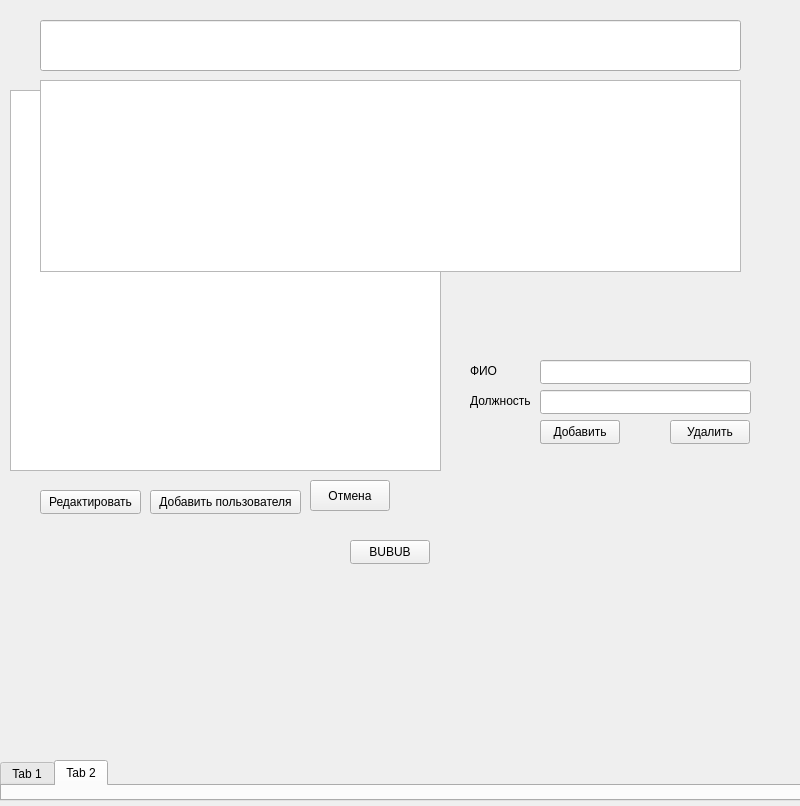
Old version of the form widget.ui in the repository lifeaborted/staffCard.
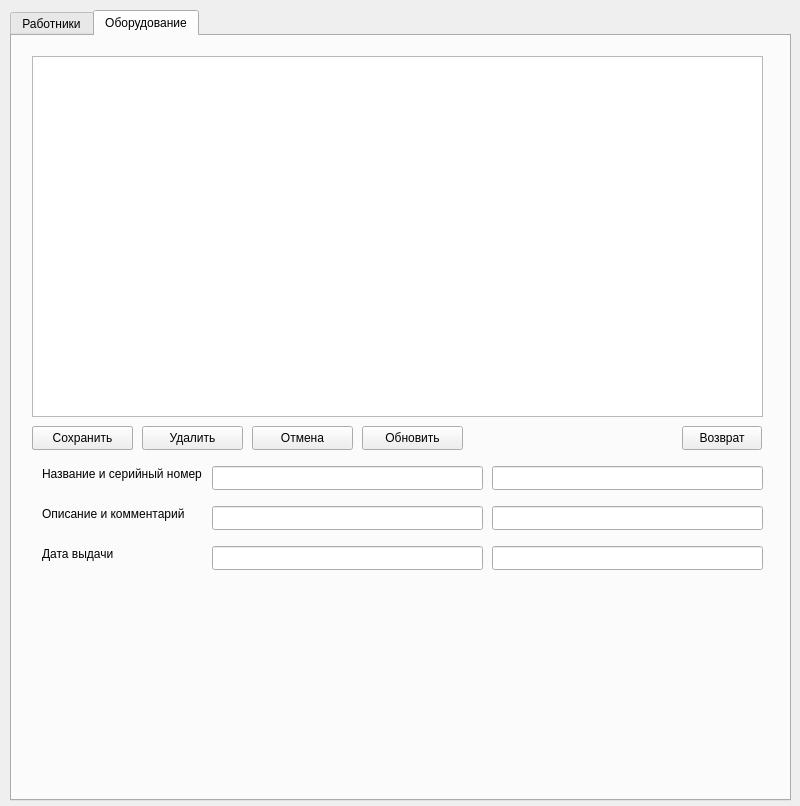
New version of the form. The open tabs and pages were chosen to show the change. Icons and pictures are not drawn.

```diff
--- a/widget.ui
+++ b/widget.ui
@@ -13,86 +13,27 @@
   <property name="windowTitle">
    <string>Widget</string>
   </property>
-  <widget class="QPushButton" name="pushButton">
+  <widget class="QTabWidget" name="tabWidget">
    <property name="geometry">
     <rect>
-     <x>350</x>
-     <y>540</y>
-     <width>80</width>
-     <height>24</height>
+     <x>10</x>
+     <y>10</y>
+     <width>781</width>
+     <height>791</height>
     </rect>
    </property>
-   <property name="text">
-    <string>BUBUB</string>
+   <property name="currentIndex">
+    <number>0</number>
    </property>
-  </widget>
-  <widget class="QPushButton" name="addButton">
-   <property name="geometry">
-    <rect>
-     <x>150</x>
-     <y>490</y>
-     <width>151</width>
-     <height>24</height>
-    </rect>
-   </property>
-   <property name="text">
-    <string>Добавить пользователя</string>
-   </property>
-  </widget>
-  <widget class="QPushButton" name="deleteButton">
-   <property name="geometry">
-    <rect>
-     <x>670</x>
-     <y>420</y>
-     <width>80</width>
-     <height>24</height>
-    </rect>
-   </property>
-   <property name="text">
-    <string>Удалить</string>
-   </property>
-  </widget>
-  <widget class="QPushButton" name="cancelButton">
-   <property name="geometry">
-    <rect>
-     <x>310</x>
-     <y>480</y>
-     <width>80</width>
-     <height>31</height>
-    </rect>
-   </property>
-   <property name="text">
-    <string>Отмена</string>
-   </property>
-  </widget>
-  <widget class="QPushButton" name="editButton">
-   <property name="geometry">
-    <rect>
-     <x>40</x>
-     <y>490</y>
-     <width>101</width>
-     <height>24</height>
-    </rect>
-   </property>
-   <property name="text">
-    <string>Редактировать</string>
-   </property>
-  </widget>
-  <widget class="QLineEdit" name="personData">
-   <property name="geometry">
-    <rect>
-     <x>540</x>
-     <y>360</y>
-     <width>211</width>
-     <height>24</height>
-    </rect>
-   </property>
-  </widget>
+   <widget class="QWidget" name="tab">
+    <attribute name="title">
+     <string>Работники</string>
+    </attribute>
   <widget class="QLabel" name="label">
    <property name="geometry">
     <rect>
-     <x>490</x>
-     <y>130</y>
+       <x>480</x>
+       <y>60</y>
      <width>261</width>
      <height>191</height>
     </rect>
@@ -107,44 +48,34 @@
     <pixmap>tri.jpg</pixmap>
    </property>
   </widget>
-  <widget class="QListView" name="equipmentList">
-   <property name="geometry">
-    <rect>
-     <x>50</x>
-     <y>100</y>
-     <width>311</width>
-     <height>281</height>
-    </rect>
-   </property>
-  </widget>
   <widget class="QLineEdit" name="postData">
    <property name="geometry">
     <rect>
-     <x>540</x>
-     <y>390</y>
+       <x>510</x>
+       <y>360</y>
      <width>211</width>
      <height>24</height>
     </rect>
    </property>
   </widget>
-  <widget class="QLabel" name="nspLable">
+    <widget class="QPushButton" name="deleteButton">
    <property name="geometry">
     <rect>
-     <x>470</x>
-     <y>360</y>
-     <width>71</width>
-     <height>21</height>
+       <x>590</x>
+       <y>450</y>
+       <width>151</width>
+       <height>24</height>
     </rect>
    </property>
    <property name="text">
-    <string>ФИО</string>
+      <string>Удалить</string>
    </property>
   </widget>
   <widget class="QLabel" name="postLabel">
    <property name="geometry">
     <rect>
-     <x>470</x>
-     <y>390</y>
+       <x>440</x>
+       <y>360</y>
      <width>71</width>
      <height>21</height>
     </rect>
@@ -153,12 +84,22 @@
     <string>Должность</string>
    </property>
   </widget>
+    <widget class="QLineEdit" name="nameData">
+     <property name="geometry">
+      <rect>
+       <x>510</x>
+       <y>300</y>
+       <width>211</width>
+       <height>24</height>
+      </rect>
+     </property>
+    </widget>
   <widget class="QPushButton" name="saveEditButton">
    <property name="geometry">
     <rect>
-     <x>540</x>
-     <y>420</y>
-     <width>80</width>
+       <x>430</x>
+       <y>450</y>
+       <width>151</width>
      <height>24</height>
     </rect>
    </property>
@@ -166,24 +107,11 @@
     <string>Обновить</string>
    </property>
   </widget>
-  <widget class="QPushButton" name="saveAddButton">
-   <property name="geometry">
-    <rect>
-     <x>540</x>
-     <y>420</y>
-     <width>80</width>
-     <height>24</height>
-    </rect>
-   </property>
-   <property name="text">
-    <string>Добавить</string>
-   </property>
-  </widget>
   <widget class="QLabel" name="label_2">
    <property name="geometry">
     <rect>
-     <x>490</x>
-     <y>210</y>
+       <x>480</x>
+       <y>140</y>
      <width>261</width>
      <height>31</height>
     </rect>
@@ -202,28 +130,94 @@
     <string>I N P R O G R E S S</string>
    </property>
   </widget>
-  <widget class="QTableView" name="tableView">
+    <widget class="QLabel" name="surnameLabel">
    <property name="geometry">
     <rect>
-     <x>10</x>
-     <y>90</y>
-     <width>431</width>
-     <height>381</height>
-    </rect>
-   </property>
-   <property name="font">
-    <font>
-     <pointsize>8</pointsize>
-    </font>
+       <x>440</x>
+       <y>270</y>
+       <width>71</width>
+       <height>21</height>
+      </rect>
+     </property>
+     <property name="text">
+      <string>Фамилия</string>
+     </property>
+    </widget>
+    <widget class="QPushButton" name="saveAddButton">
+     <property name="enabled">
+      <bool>true</bool>
+     </property>
+     <property name="geometry">
+      <rect>
+       <x>410</x>
+       <y>390</y>
+       <width>151</width>
+       <height>24</height>
+      </rect>
+     </property>
+     <property name="text">
+      <string>Сохранить</string>
+     </property>
+    </widget>
+    <widget class="QPushButton" name="addButton">
+     <property name="geometry">
+      <rect>
+       <x>410</x>
+       <y>390</y>
+       <width>151</width>
+       <height>24</height>
+      </rect>
+     </property>
+     <property name="text">
+      <string>Добавить пользователя</string>
+     </property>
+    </widget>
+    <widget class="QPushButton" name="editButton">
+     <property name="geometry">
+      <rect>
+       <x>430</x>
+       <y>450</y>
+       <width>151</width>
+       <height>24</height>
+      </rect>
+     </property>
+     <property name="text">
+      <string>Редактировать</string>
+     </property>
+    </widget>
+    <widget class="QPushButton" name="pushButton">
+     <property name="geometry">
+      <rect>
+       <x>340</x>
+       <y>660</y>
+       <width>80</width>
+       <height>24</height>
+      </rect>
+     </property>
+     <property name="text">
+      <string>BUBUB</string>
+     </property>
+    </widget>
+    <widget class="QPushButton" name="cancelButton">
+     <property name="geometry">
+      <rect>
+       <x>300</x>
+       <y>630</y>
+       <width>80</width>
+       <height>21</height>
+      </rect>
+     </property>
+     <property name="text">
+      <string>Отмена</string>
    </property>
   </widget>
   <widget class="QLineEdit" name="dataText">
    <property name="geometry">
     <rect>
-     <x>40</x>
-     <y>20</y>
-     <width>701</width>
-     <height>51</height>
+       <x>70</x>
+       <y>30</y>
+       <width>311</width>
+       <height>31</height>
     </rect>
    </property>
    <property name="font">
@@ -235,39 +229,302 @@
   <widget class="QListView" name="dataBox">
    <property name="geometry">
     <rect>
-     <x>40</x>
-     <y>80</y>
-     <width>701</width>
-     <height>192</height>
+       <x>30</x>
+       <y>70</y>
+       <width>351</width>
+       <height>391</height>
     </rect>
    </property>
    <property name="font">
     <font>
-     <pointsize>14</pointsize>
+       <pointsize>10</pointsize>
     </font>
    </property>
   </widget>
-  <widget class="QTabWidget" name="tabWidget">
+    <widget class="QLineEdit" name="surnameData">
    <property name="geometry">
     <rect>
-     <x>0</x>
-     <y>760</y>
-     <width>801</width>
-     <height>41</height>
-    </rect>
-   </property>
-   <property name="currentIndex">
-    <number>0</number>
-   </property>
-   <widget class="QWidget" name="tab">
-    <attribute name="title">
-     <string>Tab 1</string>
-    </attribute>
+       <x>510</x>
+       <y>270</y>
+       <width>211</width>
+       <height>24</height>
+      </rect>
+     </property>
+    </widget>
+    <widget class="QLineEdit" name="patronymicData">
+     <property name="geometry">
+      <rect>
+       <x>510</x>
+       <y>330</y>
+       <width>211</width>
+       <height>24</height>
+      </rect>
+     </property>
+    </widget>
+    <widget class="QLabel" name="nameLabel">
+     <property name="geometry">
+      <rect>
+       <x>440</x>
+       <y>300</y>
+       <width>71</width>
+       <height>21</height>
+      </rect>
+     </property>
+     <property name="text">
+      <string>Имя</string>
+     </property>
+    </widget>
+    <widget class="QLabel" name="patronymicLabel">
+     <property name="geometry">
+      <rect>
+       <x>440</x>
+       <y>330</y>
+       <width>71</width>
+       <height>21</height>
+      </rect>
+     </property>
+     <property name="text">
+      <string>Отчество</string>
+     </property>
+    </widget>
+    <widget class="QLabel" name="searchLabel">
+     <property name="geometry">
+      <rect>
+       <x>40</x>
+       <y>30</y>
+       <width>30</width>
+       <height>30</height>
+      </rect>
+     </property>
+     <property name="minimumSize">
+      <size>
+       <width>30</width>
+       <height>30</height>
+      </size>
+     </property>
+     <property name="maximumSize">
+      <size>
+       <width>30</width>
+       <height>30</height>
+      </size>
+     </property>
+     <property name="text">
+      <string>TextLabel</string>
+     </property>
+    </widget>
    </widget>
    <widget class="QWidget" name="tab_2">
     <attribute name="title">
-     <string>Tab 2</string>
+     <string>Оборудование</string>
     </attribute>
+    <widget class="QTableView" name="tableView">
+     <property name="geometry">
+      <rect>
+       <x>20</x>
+       <y>20</y>
+       <width>731</width>
+       <height>361</height>
+      </rect>
+     </property>
+     <property name="font">
+      <font>
+       <pointsize>8</pointsize>
+      </font>
+     </property>
+    </widget>
+    <widget class="QPushButton" name="eqAddButton">
+     <property name="geometry">
+      <rect>
+       <x>20</x>
+       <y>390</y>
+       <width>101</width>
+       <height>24</height>
+      </rect>
+     </property>
+     <property name="text">
+      <string>Добавить</string>
+     </property>
+    </widget>
+    <widget class="QPushButton" name="eqSaveButton">
+     <property name="geometry">
+      <rect>
+       <x>20</x>
+       <y>390</y>
+       <width>101</width>
+       <height>24</height>
+      </rect>
+     </property>
+     <property name="text">
+      <string>Сохранить</string>
+     </property>
+    </widget>
+    <widget class="QPushButton" name="eqSaveEditButton">
+     <property name="geometry">
+      <rect>
+       <x>350</x>
+       <y>390</y>
+       <width>101</width>
+       <height>24</height>
+      </rect>
+     </property>
+     <property name="text">
+      <string>Обновить</string>
+     </property>
+    </widget>
+    <widget class="QPushButton" name="eqDeleteButton">
+     <property name="geometry">
+      <rect>
+       <x>130</x>
+       <y>390</y>
+       <width>101</width>
+       <height>24</height>
+      </rect>
+     </property>
+     <property name="text">
+      <string>Удалить</string>
+     </property>
+    </widget>
+    <widget class="QLineEdit" name="titleEdit">
+     <property name="geometry">
+      <rect>
+       <x>200</x>
+       <y>430</y>
+       <width>271</width>
+       <height>24</height>
+      </rect>
+     </property>
+    </widget>
+    <widget class="QLineEdit" name="descriptionEdit">
+     <property name="geometry">
+      <rect>
+       <x>200</x>
+       <y>470</y>
+       <width>271</width>
+       <height>24</height>
+      </rect>
+     </property>
+    </widget>
+    <widget class="QLineEdit" name="serialNumberEdit">
+     <property name="geometry">
+      <rect>
+       <x>480</x>
+       <y>430</y>
+       <width>271</width>
+       <height>24</height>
+      </rect>
+     </property>
+    </widget>
+    <widget class="QLineEdit" name="commentEdit">
+     <property name="geometry">
+      <rect>
+       <x>480</x>
+       <y>470</y>
+       <width>271</width>
+       <height>24</height>
+      </rect>
+     </property>
+    </widget>
+    <widget class="QLineEdit" name="takeDateEdit">
+     <property name="geometry">
+      <rect>
+       <x>200</x>
+       <y>510</y>
+       <width>271</width>
+       <height>24</height>
+      </rect>
+     </property>
+    </widget>
+    <widget class="QLineEdit" name="returnDateEdit">
+     <property name="geometry">
+      <rect>
+       <x>480</x>
+       <y>510</y>
+       <width>271</width>
+       <height>24</height>
+      </rect>
+     </property>
+    </widget>
+    <widget class="QLabel" name="titleNumberLabel">
+     <property name="geometry">
+      <rect>
+       <x>30</x>
+       <y>430</y>
+       <width>171</width>
+       <height>16</height>
+      </rect>
+     </property>
+     <property name="text">
+      <string>Название и серийный номер</string>
+     </property>
+    </widget>
+    <widget class="QLabel" name="descComLabel">
+     <property name="geometry">
+      <rect>
+       <x>30</x>
+       <y>470</y>
+       <width>171</width>
+       <height>16</height>
+      </rect>
+     </property>
+     <property name="text">
+      <string>Описание и комментарий</string>
+     </property>
+    </widget>
+    <widget class="QLabel" name="dateLabel">
+     <property name="geometry">
+      <rect>
+       <x>30</x>
+       <y>510</y>
+       <width>171</width>
+       <height>16</height>
+      </rect>
+     </property>
+     <property name="text">
+      <string>Дата выдачи</string>
+     </property>
+    </widget>
+    <widget class="QPushButton" name="eqCancelButton">
+     <property name="geometry">
+      <rect>
+       <x>240</x>
+       <y>390</y>
+       <width>101</width>
+       <height>24</height>
+      </rect>
+     </property>
+     <property name="text">
+      <string>Отмена</string>
+     </property>
+    </widget>
+    <widget class="QPushButton" name="returnButton">
+     <property name="geometry">
+      <rect>
+       <x>670</x>
+       <y>390</y>
+       <width>80</width>
+       <height>24</height>
+      </rect>
+     </property>
+     <property name="text">
+      <string>Возврат</string>
+     </property>
+    </widget>
+    <zorder>returnButton</zorder>
+    <zorder>tableView</zorder>
+    <zorder>eqAddButton</zorder>
+    <zorder>eqSaveButton</zorder>
+    <zorder>eqSaveEditButton</zorder>
+    <zorder>eqDeleteButton</zorder>
+    <zorder>titleEdit</zorder>
+    <zorder>descriptionEdit</zorder>
+    <zorder>serialNumberEdit</zorder>
+    <zorder>commentEdit</zorder>
+    <zorder>takeDateEdit</zorder>
+    <zorder>returnDateEdit</zorder>
+    <zorder>titleNumberLabel</zorder>
+    <zorder>descComLabel</zorder>
+    <zorder>dateLabel</zorder>
+    <zorder>eqCancelButton</zorder>
    </widget>
   </widget>
  </widget>
```
Lines whose indentation alone changed are shown as unchanged.
